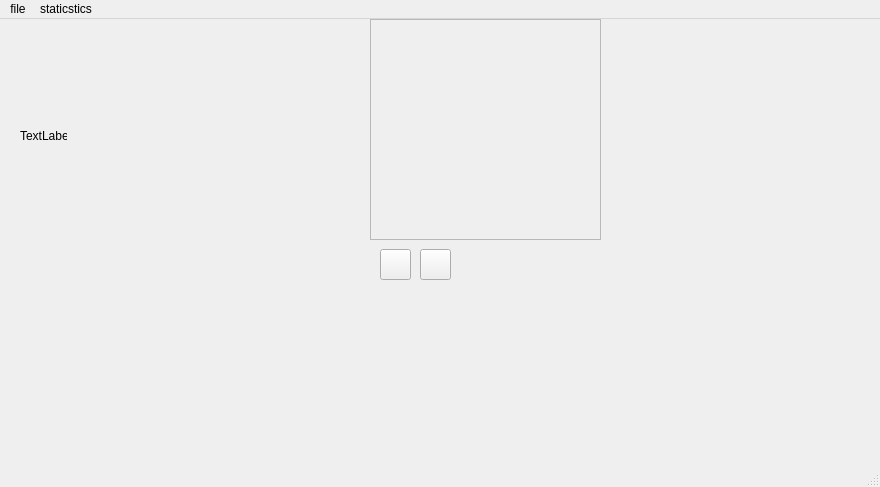
This is gui/GUI.ui in LiorM30/cyber-final as Qt 5 draws it before an edit. The edited form follows.
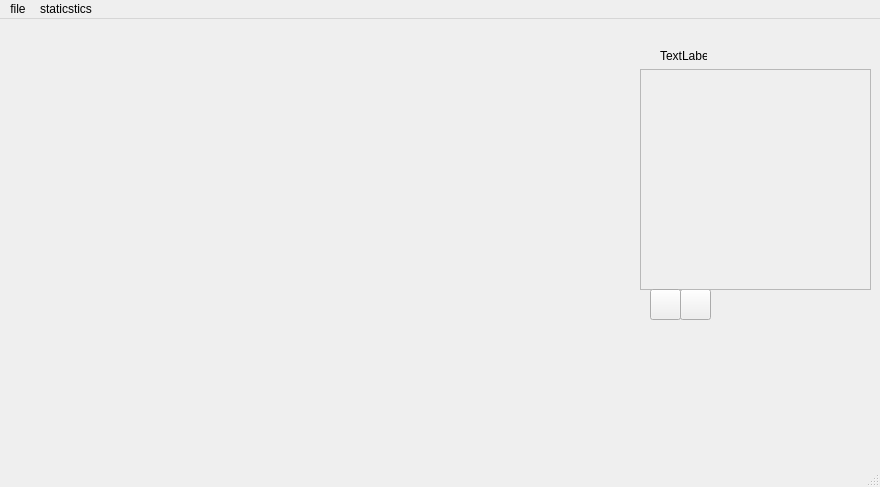
This is the edited form. Icons and pictures are not drawn.

Commit message: added filter widget

Diff of the .ui file:
```diff
--- a/gui/GUI.ui
+++ b/gui/GUI.ui
@@ -23,8 +23,8 @@
    <widget class="QPushButton" name="remove_filter_button">
     <property name="geometry">
      <rect>
-      <x>420</x>
-      <y>230</y>
+      <x>680</x>
+      <y>270</y>
       <width>31</width>
       <height>31</height>
      </rect>
@@ -46,8 +46,8 @@
    <widget class="QLabel" name="s_status">
     <property name="geometry">
      <rect>
-      <x>20</x>
-      <y>110</y>
+      <x>660</x>
+      <y>30</y>
       <width>47</width>
       <height>13</height>
      </rect>
@@ -59,8 +59,8 @@
    <widget class="QScrollArea" name="scrollArea">
     <property name="geometry">
      <rect>
-      <x>370</x>
-      <y>0</y>
+      <x>640</x>
+      <y>50</y>
       <width>231</width>
       <height>221</height>
      </rect>
@@ -83,7 +83,7 @@
         <x>0</x>
         <y>0</y>
         <width>231</width>
-        <height>241</height>
+        <height>221</height>
        </rect>
       </property>
       <layout class="QVBoxLayout" name="filter_layout" stretch="0">
@@ -113,8 +113,8 @@
    <widget class="QPushButton" name="add_filter_button">
     <property name="geometry">
      <rect>
-      <x>380</x>
-      <y>230</y>
+      <x>650</x>
+      <y>270</y>
       <width>31</width>
       <height>31</height>
      </rect>
```
The commit also changes 3 other files.
